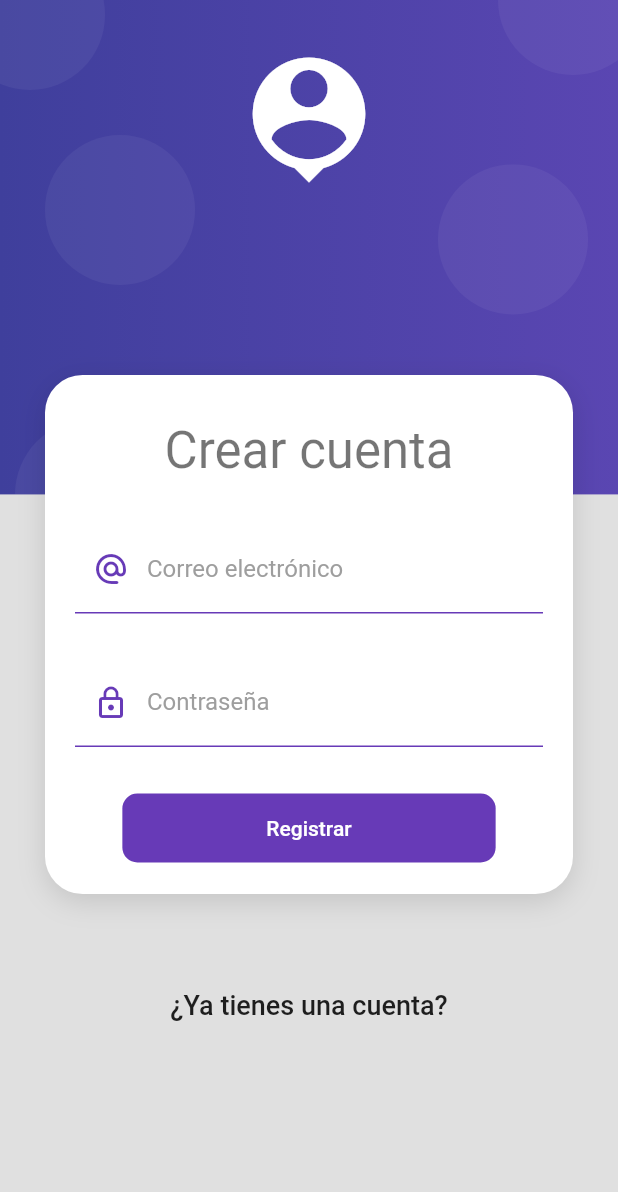
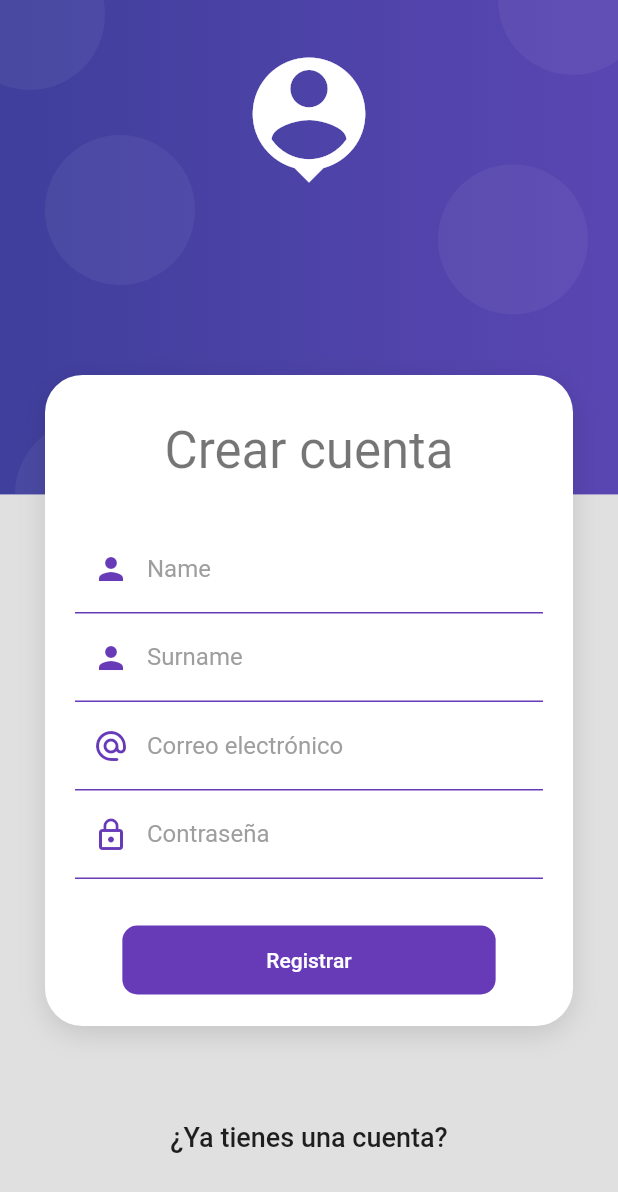
Before and after one commit to daviimt/almagest, a Flutter app: the screen it shows after launch, after a tap on "Ingresar", after a tap on "Crear una nueva cuenta", on a phone screen of 412 x 824 dp. Shown: the top 1192 px of the screen. Run offline on Flutter 3.47's test engine with Material 2 defaults, Android fonts, the phone set to English and light mode, and no system bars; our stand-ins replace flutter_secure_storage.

Commit message:
Changes in register :alien:

```diff
--- a/lib/providers/login_form_provider.dart
+++ b/lib/providers/login_form_provider.dart
@@ -1,29 +1,26 @@
 import 'package:flutter/material.dart';
 
-
 class LoginFormProvider extends ChangeNotifier {
-
   GlobalKey<FormState> formKey = new GlobalKey<FormState>();
 
-  String email    = '';
+  String name = '';
+  String surname = '';
+  String email = '';
   String password = '';
 
   bool _isLoading = false;
   bool get isLoading => _isLoading;
 
-  set isLoading( bool value ) {
+  set isLoading(bool value) {
     _isLoading = value;
     notifyListeners();
   }
 
-
   bool isValidForm() {
-
     print(formKey.currentState?.validate());
 
-    print('$email - $password');
+    print('$name - $surname - $email - $password');
 
     return formKey.currentState?.validate() ?? false;
   }
-
 }
--- a/lib/screens/login_screen.dart
+++ b/lib/screens/login_screen.dart
@@ -47,11 +47,11 @@ class LoginScreen extends StatelessWidget {
 class _LoginForm extends StatelessWidget {
   @override
   Widget build(BuildContext context) {
-    final loginForm = Provider.of<LoginFormProvider>(context);
+    final creatingForm = Provider.of<LoginFormProvider>(context);
 
     return Container(
       child: Form(
-        key: loginForm.formKey,
+        key: creatingForm.formKey,
         autovalidateMode: AutovalidateMode.onUserInteraction,
         child: Column(
           children: [
@@ -62,7 +62,7 @@ class _LoginForm extends StatelessWidget {
                   hintText: 'john.doe@gmail.com',
                   labelText: 'Correo electrónico',
                   prefixIcon: Icons.alternate_email_rounded),
-              onChanged: (value) => loginForm.email = value,
+              onChanged: (value) => creatingForm.email = value,
               validator: (value) {
                 String pattern =
                     r'^(([^<>()[\]\\.,;:\s@\"]+(\.[^<>()[\]\\.,;:\s@\"]+)*)|(\".+\"))@((\[[0-9]{1,3}\.[0-9]{1,3}\.[0-9]{1,3}\.[0-9]{1,3}\])|(([a-zA-Z\-0-9]+\.)+[a-zA-Z]{2,}))$';
@@ -82,7 +82,7 @@ class _LoginForm extends StatelessWidget {
                   hintText: '*****',
                   labelText: 'Contraseña',
                   prefixIcon: Icons.lock_outline),
-              onChanged: (value) => loginForm.password = value,
+              onChanged: (value) => creatingForm.password = value,
               validator: (value) {
                 return (value != null && value.length >= 6)
                     ? null
@@ -99,23 +99,23 @@ class _LoginForm extends StatelessWidget {
                 child: Container(
                     padding: EdgeInsets.symmetric(horizontal: 80, vertical: 15),
                     child: Text(
-                      loginForm.isLoading ? 'Espere' : 'Ingresar',
+                      creatingForm.isLoading ? 'Espere' : 'Ingresar',
                       style: TextStyle(color: Colors.white),
                     )),
-                onPressed: loginForm.isLoading
+                onPressed: creatingForm.isLoading
                     ? null
                     : () async {
                         FocusScope.of(context).unfocus();
                         final authService =
                             Provider.of<AuthService>(context, listen: false);
 
-                        if (!loginForm.isValidForm()) return;
+                        if (!creatingForm.isValidForm()) return;
 
-                        loginForm.isLoading = true;
+                        creatingForm.isLoading = true;
 
                         // validar si el login es correcto
                         final String? errorMessage = await authService.login(
-                            loginForm.email, loginForm.password);
+                            creatingForm.email, creatingForm.password);
 
                         if (errorMessage == null) {
                           Navigator.pushReplacementNamed(context, 'home');
@@ -123,7 +123,7 @@ class _LoginForm extends StatelessWidget {
                           //mostrar error en pantalla
                           // print( errorMessage );
                           NotificationsService.showSnackbar(errorMessage);
-                          loginForm.isLoading = false;
+                          creatingForm.isLoading = false;
                         }
                       })
           ],
--- a/lib/screens/register_screen.dart
+++ b/lib/screens/register_screen.dart
@@ -48,11 +48,11 @@ class RegisterScreen extends StatelessWidget {
 class _LoginForm extends StatelessWidget {
   @override
   Widget build(BuildContext context) {
-    final loginForm = Provider.of<LoginFormProvider>(context);
+    final registerForm = Provider.of<LoginFormProvider>(context);
 
     return Container(
       child: Form(
-        key: loginForm.formKey,
+        key: registerForm.formKey,
         autovalidateMode: AutovalidateMode.onUserInteraction,
         child: Column(
           children: [
@@ -60,10 +60,34 @@ class _LoginForm extends StatelessWidget {
               autocorrect: false,
               keyboardType: TextInputType.emailAddress,
               decoration: InputDecorations.authInputDecoration(
+                  hintText: '', labelText: 'Name', prefixIcon: Icons.person),
+              onChanged: (value) => registerForm.name = value,
+              validator: (value) {
+                return (value != null && value.length >= 6)
+                    ? null
+                    : 'Name field cant be null';
+              },
+            ),
+            TextFormField(
+              autocorrect: false,
+              keyboardType: TextInputType.emailAddress,
+              decoration: InputDecorations.authInputDecoration(
+                  hintText: '', labelText: 'Surname', prefixIcon: Icons.person),
+              onChanged: (value) => registerForm.surname = value,
+              validator: (value) {
+                return (value != null && value.length >= 6)
+                    ? null
+                    : 'Surname field cant be null';
+              },
+            ),
+            TextFormField(
+              autocorrect: false,
+              keyboardType: TextInputType.emailAddress,
+              decoration: InputDecorations.authInputDecoration(
                   hintText: 'john.doe@gmail.com',
                   labelText: 'Correo electrónico',
                   prefixIcon: Icons.alternate_email_rounded),
-              onChanged: (value) => loginForm.email = value,
+              onChanged: (value) => registerForm.email = value,
               validator: (value) {
                 String pattern =
                     r'^(([^<>()[\]\\.,;:\s@\"]+(\.[^<>()[\]\\.,;:\s@\"]+)*)|(\".+\"))@((\[[0-9]{1,3}\.[0-9]{1,3}\.[0-9]{1,3}\.[0-9]{1,3}\])|(([a-zA-Z\-0-9]+\.)+[a-zA-Z]{2,}))$';
@@ -74,7 +98,6 @@ class _LoginForm extends StatelessWidget {
                     : 'El valor ingresado no luce como un correo';
               },
             ),
-            SizedBox(height: 30),
             TextFormField(
               autocorrect: false,
               obscureText: true,
@@ -83,7 +106,7 @@ class _LoginForm extends StatelessWidget {
                   hintText: '*****',
                   labelText: 'Contraseña',
                   prefixIcon: Icons.lock_outline),
-              onChanged: (value) => loginForm.password = value,
+              onChanged: (value) => registerForm.password = value,
               validator: (value) {
                 return (value != null && value.length >= 6)
                     ? null
@@ -100,30 +123,35 @@ class _LoginForm extends StatelessWidget {
                 child: Container(
                     padding: EdgeInsets.symmetric(horizontal: 80, vertical: 15),
                     child: Text(
-                      loginForm.isLoading ? 'Espere' : 'Registrar',
+                      registerForm.isLoading ? 'Espere' : 'Registrar',
                       style: TextStyle(color: Colors.white),
                     )),
-                onPressed: loginForm.isLoading
+                onPressed: registerForm.isLoading
                     ? null
                     : () async {
                         FocusScope.of(context).unfocus();
                         final authService =
                             Provider.of<AuthService>(context, listen: false);
 
-                        if (!loginForm.isValidForm()) return;
+                        if (!registerForm.isValidForm()) return;
 
-                        loginForm.isLoading = true;
+                        // registerForm.isLoading = true;
 
-                        // TODO: validar si el login es correcto
-                        final String? errorMessage = await authService
-                            .createUser(loginForm.email, loginForm.password);
+                        //validar si el login es correcto
+                        final String? errorMessage =
+                            await authService.createUser(
+                          registerForm.name,
+                          registerForm.surname,
+                          registerForm.email,
+                          registerForm.password,
+                        );
 
                         if (errorMessage == null) {
                           Navigator.pushReplacementNamed(context, 'home');
                         } else {
-                          // TODO: mostrar error en pantalla
+                          //mostrar error en pantalla
                           print(errorMessage);
-                          loginForm.isLoading = false;
+                          registerForm.isLoading = false;
                         }
                       })
           ],
```
Also changed, not shown: lib/services/auth_service.dart (+35 -46 lines).
